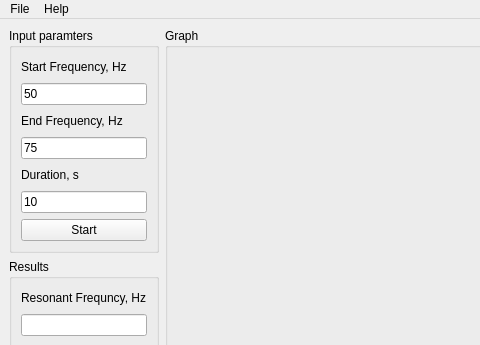
Qt form mainwindow.ui (a-vodka/LossFactorAnalyzer) before a commit; both pictures show x 0 to 480 and y 0 to 345 of the 779 by 515 pixel window.
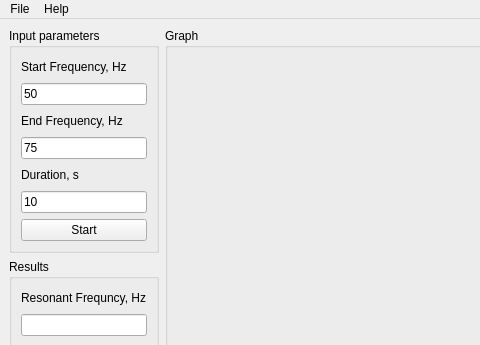
The same form after that commit. Custom widgets are drawn as their Qt base class.

Diff of the .ui file:
```diff
--- a/mainwindow.ui
+++ b/mainwindow.ui
@@ -25,7 +25,7 @@
         <item>
          <widget class="QGroupBox" name="groupBox">
           <property name="title">
-           <string>Input paramters</string>
+           <string>Input parameters</string>
           </property>
           <layout class="QGridLayout" name="gridLayout_4">
            <item row="0" column="0">
```
Left out of the diff: 18 changed lines with no effect on the pictures.
